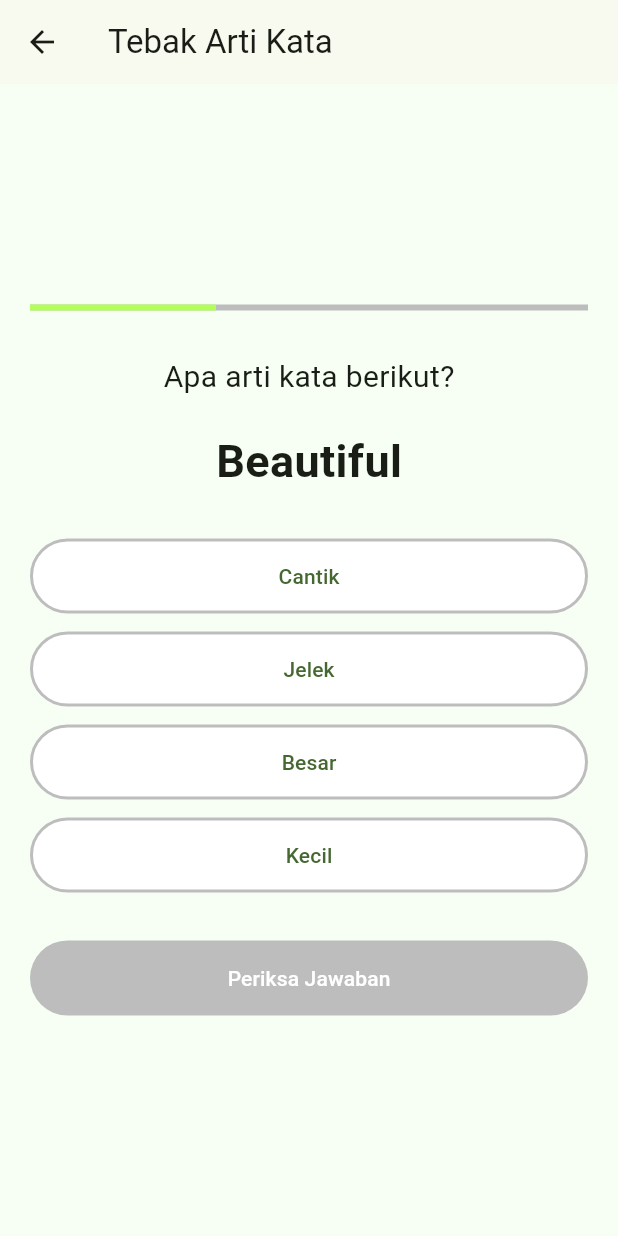
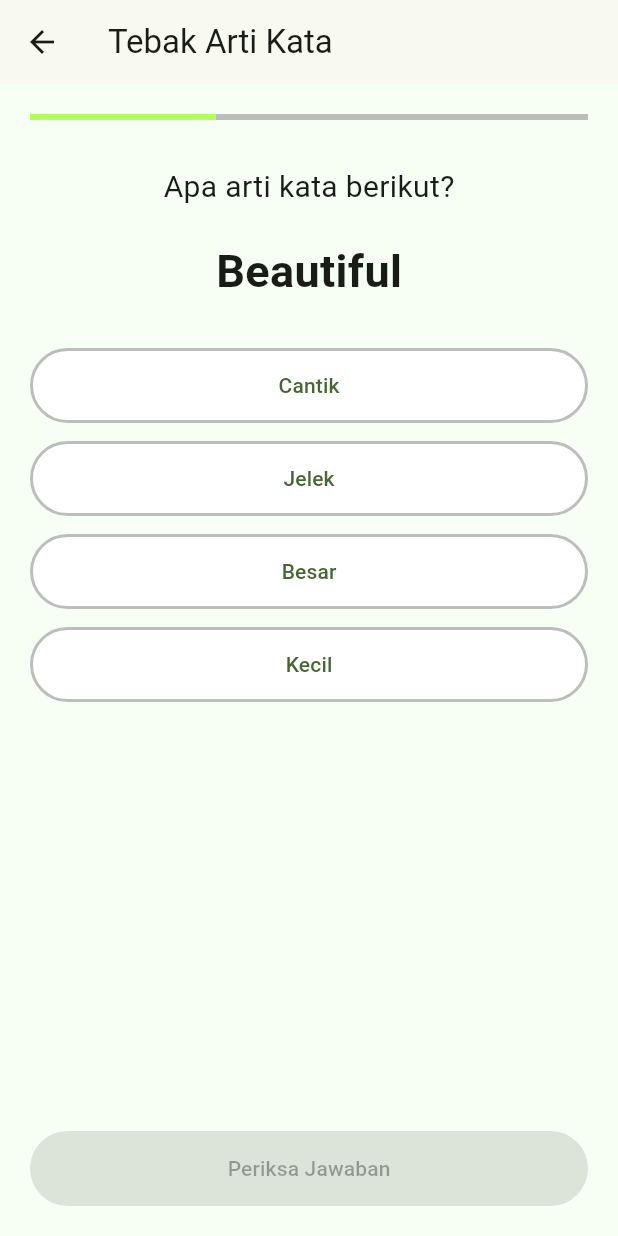
Before and after one commit to nadia535250186-pixel/Moprog-uas, a Flutter app: the WordMeaningPage screen opened directly, on a phone screen of 412 x 824 dp. Run offline on Flutter 3.47's test engine with Material 3 defaults, Android fonts, the phone set to English and light mode, and no system bars; our stand-ins replace cloud_firestore, firebase_auth, firebase_core, image_picker, shared_preferences; accounts and stored records are empty.

Commit message:
Menambahkan progress bar pada halaman melengkapi kalimat, membetulkan layout halaman arti kata, dan perubahan minor

```diff
--- a/lib/main.dart
+++ b/lib/main.dart
@@ -3,9 +3,6 @@ import 'package:firebase_core/firebase_core.dart';
 
 import 'firebase_options.dart';
 import 'pages/splash_page.dart';
-import 'pages/quiz/complete_sentence_page.dart';
-import 'pages/quiz/word_meaning_page.dart';
-import 'pages/quiz/multiple_choice_page.dart';
 void main() async {
   WidgetsFlutterBinding.ensureInitialized();
 
@@ -29,7 +26,7 @@ class MyApp extends StatelessWidget {
         useMaterial3: true,
         scaffoldBackgroundColor: const Color(0xFFF7FFF5),
       ),
-      home: const CompleteSentencePage(),
+      home: const SplashPage(),
     );
   }
 }
--- a/lib/pages/quiz/complete_sentence_page.dart
+++ b/lib/pages/quiz/complete_sentence_page.dart
@@ -97,6 +97,12 @@ class _CompleteSentencePageState extends State<CompleteSentencePage> {
         child: Column(
           mainAxisAlignment: MainAxisAlignment.center,
           children: [
+            LinearProgressIndicator(
+              value: (currQuestion + 1) / questions.length,
+              backgroundColor: Colors.grey.shade400,
+              color: Colors.lightGreenAccent,
+            ),
+            SizedBox(height: 30,),
             const Text(
               'Lengkapi kalimat berikut!',
               style: TextStyle(fontSize: 20),
--- a/lib/pages/quiz/multiple_choice_page.dart
+++ b/lib/pages/quiz/multiple_choice_page.dart
@@ -103,7 +103,7 @@ class _MultipleChoicePageState extends State<MultipleChoicePage> {
           const SizedBox(height: 12),
           LinearProgressIndicator(
             value: (currQuestion + 1) / questions.length,
-            color: Colors.lightBlueAccent,
+            color: Colors.lightGreenAccent,
             backgroundColor: Colors.grey.shade300,
           ),
           const SizedBox(height: 32),
--- a/lib/pages/quiz/word_meaning_page.dart
+++ b/lib/pages/quiz/word_meaning_page.dart
@@ -90,7 +90,7 @@ class _WordMeaningPageState extends State<WordMeaningPage> {
       body: Padding(
         padding: const EdgeInsets.all(20),
         child: Column(
-          mainAxisAlignment: MainAxisAlignment.center,
+          mainAxisAlignment: MainAxisAlignment.start,
           children: [
             LinearProgressIndicator(
               value: (currQuestion + 1) / questions.length,
@@ -154,7 +154,12 @@ class _WordMeaningPageState extends State<WordMeaningPage> {
                     ],
                 ),
               ),
-            SizedBox(
+          ],
+        )
+      ),
+      bottomNavigationBar: Padding(
+        padding: const EdgeInsets.all(20),
+        child: SizedBox(
           width: double.infinity,
           height: 50,
           child: ElevatedButton(
@@ -162,14 +167,10 @@ class _WordMeaningPageState extends State<WordMeaningPage> {
             style: ElevatedButton.styleFrom(
               backgroundColor: const Color(0xFF58CC02),
               foregroundColor: Colors.white,
-                  disabledBackgroundColor: Colors.grey.shade400,
-                  disabledForegroundColor: Colors.white,
             ),
             child: Text(isChecked ? 'Lanjut' : 'Periksa Jawaban')
           ),
         ),
-          ],
-        )
       ),
     );
   }
```
Lines whose indentation alone changed are shown as unchanged.
